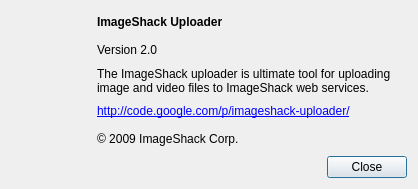
Before: the Qt Designer form aboutwindow.ui in reveur12/imageshack-uploader, drawn with Qt 5.
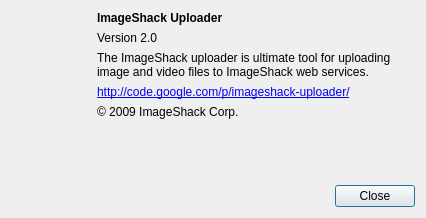
After: the same form once the commit is applied. Icons and pictures are not drawn.

Commit message: About dialog size

The edit to the form file:
```diff
--- a/aboutwindow.ui
+++ b/aboutwindow.ui
@@ -6,8 +6,8 @@
    <rect>
     <x>0</x>
     <y>0</y>
-    <width>418</width>
-    <height>189</height>
+    <width>426</width>
+    <height>218</height>
    </rect>
   </property>
   <property name="windowTitle">
@@ -81,6 +81,12 @@
      </item>
      <item>
       <widget class="QLabel" name="label_4">
+       <property name="sizePolicy">
+        <sizepolicy hsizetype="Preferred" vsizetype="Minimum">
+         <horstretch>0</horstretch>
+         <verstretch>0</verstretch>
+        </sizepolicy>
+       </property>
        <property name="text">
         <string>The ImageShack uploader is ultimate tool for uploading image and video files to ImageShack web services.</string>
        </property>
@@ -106,6 +112,19 @@
        </property>
       </widget>
      </item>
+     <item>
+      <spacer name="verticalSpacer_2">
+       <property name="orientation">
+        <enum>Qt::Vertical</enum>
+       </property>
+       <property name="sizeHint" stdset="0">
+        <size>
+         <width>20</width>
+         <height>40</height>
+        </size>
+       </property>
+      </spacer>
+     </item>
      <item>
       <layout class="QHBoxLayout" name="horizontalLayout">
        <item>
```
